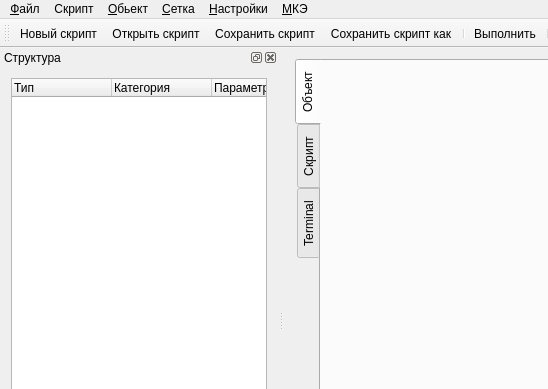
First picture: the form in qzcad/mainwindow.ui, repository qzcad/qzcad-tree, before the edit; both pictures show x 0 to 548 and y 0 to 389 of the 943 by 614 pixel window.
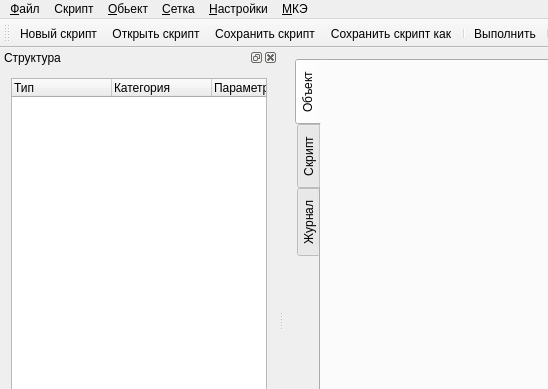
Second picture: the form after the edit. Icons and pictures are not drawn. Custom widgets are drawn as their Qt base class.

```diff
--- a/qzcad/mainwindow.ui
+++ b/qzcad/mainwindow.ui
@@ -55,7 +55,7 @@
       </widget>
       <widget class="QWidget" name="tab">
        <attribute name="title">
-        <string>Terminal</string>
+        <string>Журнал</string>
        </attribute>
        <layout class="QVBoxLayout" name="verticalLayout_6">
         <item>
```
Left out of the diff: 2 changed lines with no effect on the pictures.
